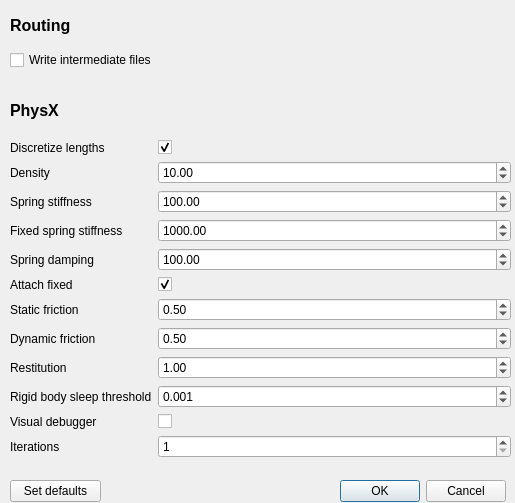
The window that src/vHelix/settingsdialog.ui (henkkagee/vHelix-Dashboard) describes before a commit, drawn with Qt 5.
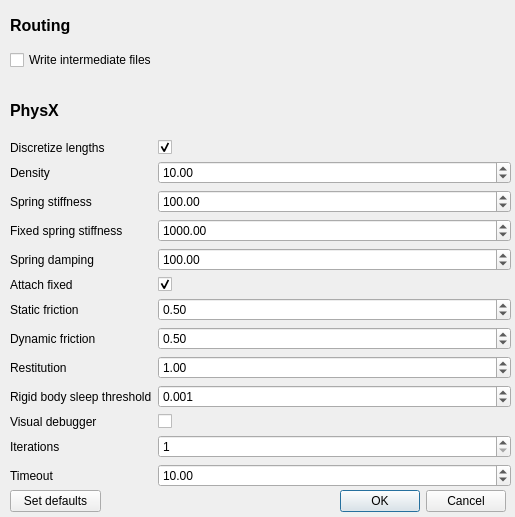
The same window after the commit.

Commit message: timeout to settings

```diff
--- a/src/vHelix/settingsdialog.ui
+++ b/src/vHelix/settingsdialog.ui
@@ -7,7 +7,7 @@
     <x>0</x>
     <y>0</y>
     <width>515</width>
-    <height>503</height>
+    <height>517</height>
    </rect>
   </property>
   <property name="windowTitle">
@@ -250,13 +250,27 @@
       </property>
      </widget>
     </item>
+    <item row="12" column="0">
+     <widget class="QLabel" name="timeoutLabel">
+      <property name="text">
+       <string>Timeout</string>
+      </property>
+     </widget>
+    </item>
+    <item row="12" column="1">
+     <widget class="QDoubleSpinBox" name="timeoutSpinBox">
+      <property name="value">
+       <double>10.000000000000000</double>
+      </property>
+     </widget>
+    </item>
    </layout>
   </widget>
   <widget class="QDialogButtonBox" name="buttonBox">
    <property name="geometry">
     <rect>
      <x>340</x>
-     <y>480</y>
+     <y>490</y>
      <width>166</width>
      <height>22</height>
     </rect>
@@ -269,7 +283,7 @@
    <property name="geometry">
     <rect>
      <x>10</x>
-     <y>480</y>
+     <y>490</y>
      <width>91</width>
      <height>22</height>
     </rect>
```
The commit also changes 5 other files.
